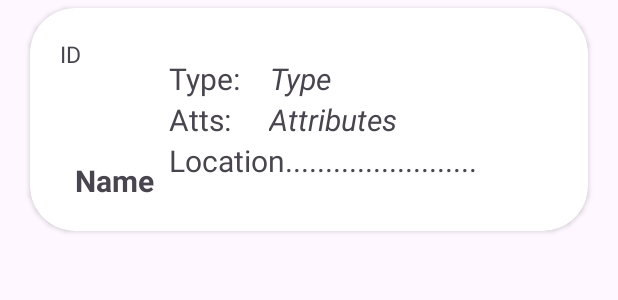
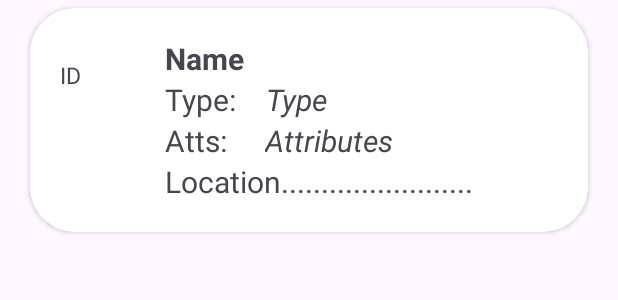
Before and after one commit to AritraSanyal/larning_android_programming, an Android app: the layout pokemon_card.xml on its own in the app's theme, with its tools: preview values and no code run, on a phone screen of 412 x 824 dp. Shown: the top 300 px of the screen. Run offline under Robolectric (Android 15) with nearby library versions, the phone set to English and light mode, and no system bars; network calls fail.

```diff
--- a/RestAPI/app/src/main/res/layout/pokemon_card.xml
+++ b/RestAPI/app/src/main/res/layout/pokemon_card.xml
@@ -44,12 +44,7 @@
                 />
 
 
-            <LinearLayout
-                android:id="@+id/pokemonIdAndNameLayout"
-                android:layout_width="wrap_content"
-                android:layout_height="wrap_content"
-                android:orientation="horizontal"
-                >
+
 
 
 
@@ -57,16 +52,10 @@
                     android:layout_width="10dp"
                     android:layout_height="0dp"/>
 
-                <TextView
-                    android:id="@+id/pokemonNameTextView"
-                    android:layout_width="wrap_content"
-                    android:layout_height="wrap_content"
-                    android:text="Name"
-                    android:textStyle="bold"
-                    android:textSize="20sp"/>
 
 
-            </LinearLayout>
+
+
 
 
 
@@ -86,6 +75,14 @@
             android:orientation="vertical"
             android:layout_gravity="center"
             >
+
+            <TextView
+                android:id="@+id/pokemonNameTextView"
+                android:layout_width="wrap_content"
+                android:layout_height="wrap_content"
+                android:text="Name"
+                android:textStyle="bold"
+                android:textSize="20sp"/>
 
 
 
--- a/RestAPI/app/src/main/res/values/colors.xml
+++ b/RestAPI/app/src/main/res/values/colors.xml
@@ -2,4 +2,5 @@
 <resources>
     <color name="black">#FF000000</color>
     <color name="white">#FFFFFFFF</color>
+    <color name="red">#FF0000</color>
 </resources>
```
Also changed, not shown: RestAPI/app/src/main/java/com/example/restapi/MainActivity.java (+70 -0 lines).
